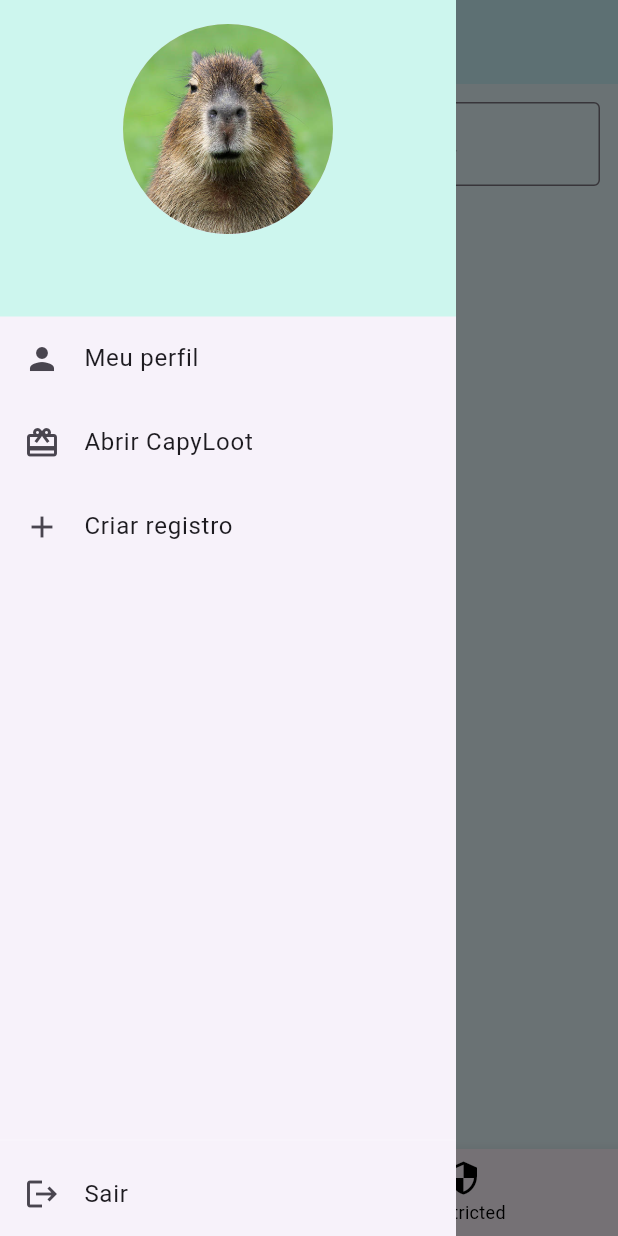
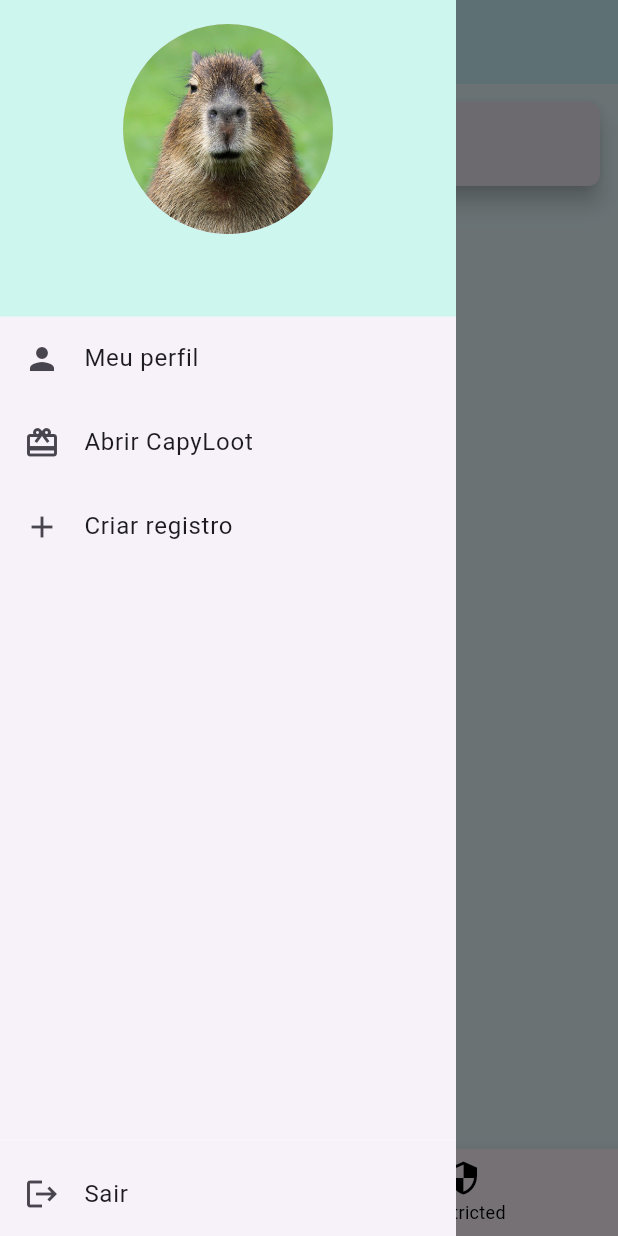
Before and after one commit to Joao-Kleber-Linhalis/desafio_capyba, a Flutter app: the IndexScreen screen opened by its route, with the side drawer open, on a phone screen of 412 x 824 dp. Run offline on Flutter 3.47's test engine with Material 3 defaults, Android fonts, the phone set to English and light mode, and no system bars; our stand-ins replace cached_network_image, cloud_firestore, firebase_auth, firebase_core, firebase_storage, image_picker; accounts and stored records are empty; statements that could not run were skipped.

Commit message:
imp generic screen

```diff
--- a/lib/features/home/presentation/home_screen.dart
+++ b/lib/features/home/presentation/home_screen.dart
@@ -1,5 +1,6 @@
+import 'package:desafio_capyba/features/home/models/home_model.dart';
 import 'package:desafio_capyba/features/home/provider/home_provider.dart';
-import 'package:desafio_capyba/shared/widgets/grid_widget.dart';
+import 'package:desafio_capyba/shared/screens/base_screen.dart';
 import 'package:flutter/material.dart';
 import 'package:provider/provider.dart';
 
@@ -10,63 +11,17 @@ class HomeScreen extends StatefulWidget {
   State<HomeScreen> createState() => _HomeScreenState();
 }
 
-class _HomeScreenState extends State<HomeScreen> {
-  bool isLoading = true;
-  String searchText = '';
+class _HomeScreenState extends BaseScreen<HomeScreen, HomeProvider> {
+  @override
+  List<HomeModel> getList(HomeProvider provider) => provider.homeList;
 
   @override
   void initState() {
     super.initState();
-
     Provider.of<HomeProvider>(context, listen: false).loadhomeList().then((_) {
       setState(() {
         isLoading = false;
       });
     });
   }
-
-  @override
-  Widget build(BuildContext context) {
-    return Consumer<HomeProvider>(
-      builder: (context, provider, child) {
-        if (isLoading) {
-          return const Center(child: CircularProgressIndicator());
-        }
-
-        // Filtrando a lista com base na busca
-        final filteredList = provider.homeList.where((item) {
-          return item.title.toLowerCase().contains(searchText.toLowerCase()) ||
-              item.description.toLowerCase().contains(searchText.toLowerCase());
-        }).toList();
-
-        return Column(
-          children: [
-            // 🔍 SearchBar no topo
-            Padding(
-              padding: const EdgeInsets.all(12.0),
-              child: TextField(
-                decoration: const InputDecoration(
-                  hintText: 'Buscar por título ou descrição...',
-                  prefixIcon: Icon(Icons.search),
-                  border: OutlineInputBorder(),
-                ),
-                onChanged: (value) {
-                  setState(() {
-                    searchText = value;
-                  });
-                },
-              ),
-            ),
-
-            // Lista filtrada
-            filteredList.isEmpty
-                ? const Center(child: Text("Nenhum item encontrado"))
-                : GridWidget(
-                    items: filteredList,
-                  ),
-          ],
-        );
-      },
-    );
-  }
 }
--- a/lib/features/restricted/presentation/restricted_screen.dart
+++ b/lib/features/restricted/presentation/restricted_screen.dart
@@ -1,4 +1,8 @@
+import 'package:desafio_capyba/features/restricted/models/restricted_model.dart';
+import 'package:desafio_capyba/features/restricted/provider/restricted_provider.dart';
+import 'package:desafio_capyba/shared/screens/base_screen.dart';
 import 'package:flutter/material.dart';
+import 'package:provider/provider.dart';
 
 class RestrictedScreen extends StatefulWidget {
   const RestrictedScreen({super.key});
@@ -7,11 +11,24 @@ class RestrictedScreen extends StatefulWidget {
   State<RestrictedScreen> createState() => _RestrictedScreenState();
 }
 
-class _RestrictedScreenState extends State<RestrictedScreen> {
+class _RestrictedScreenState
+    extends BaseScreen<RestrictedScreen, RestrictedProvider> {
   @override
-  Widget build(BuildContext context) {
-    return Center(
-      child: Text("Restricted Screen"),
-    );
+  bool get needEmailVerified => true;
+
+  @override
+  List<RestrictedModel> getList(RestrictedProvider provider) =>
+      provider.userRestrictedList;
+
+  @override
+  void initState() {
+    super.initState();
+    Provider.of<RestrictedProvider>(context, listen: false)
+        .loadRestrictedList()
+        .then((_) {
+      setState(() {
+        isLoading = false;
+      });
+    });
   }
 }
```
